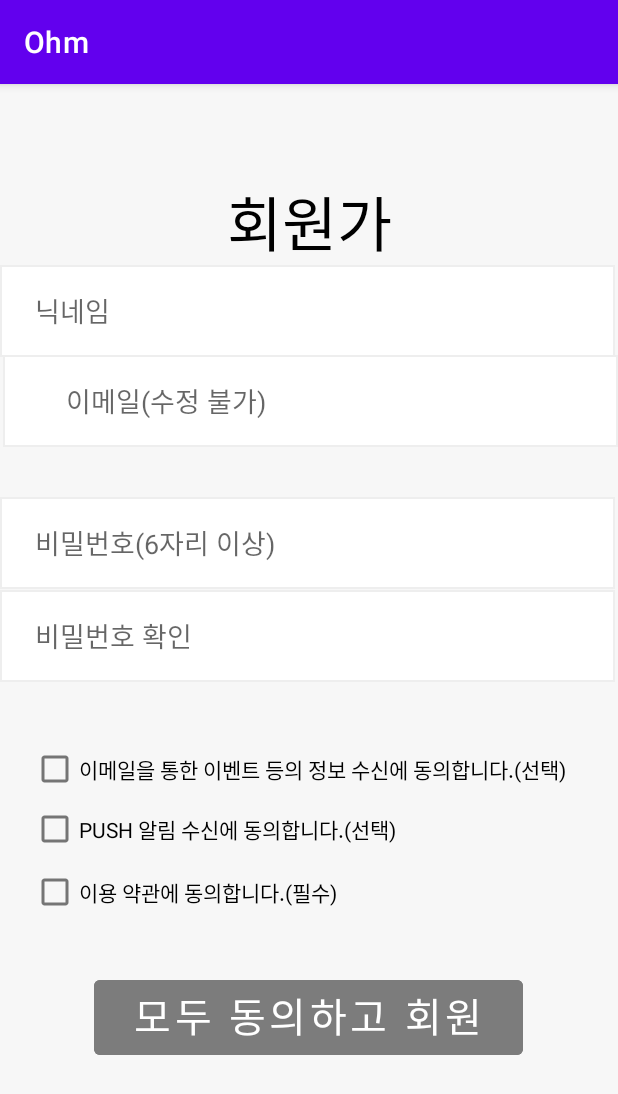
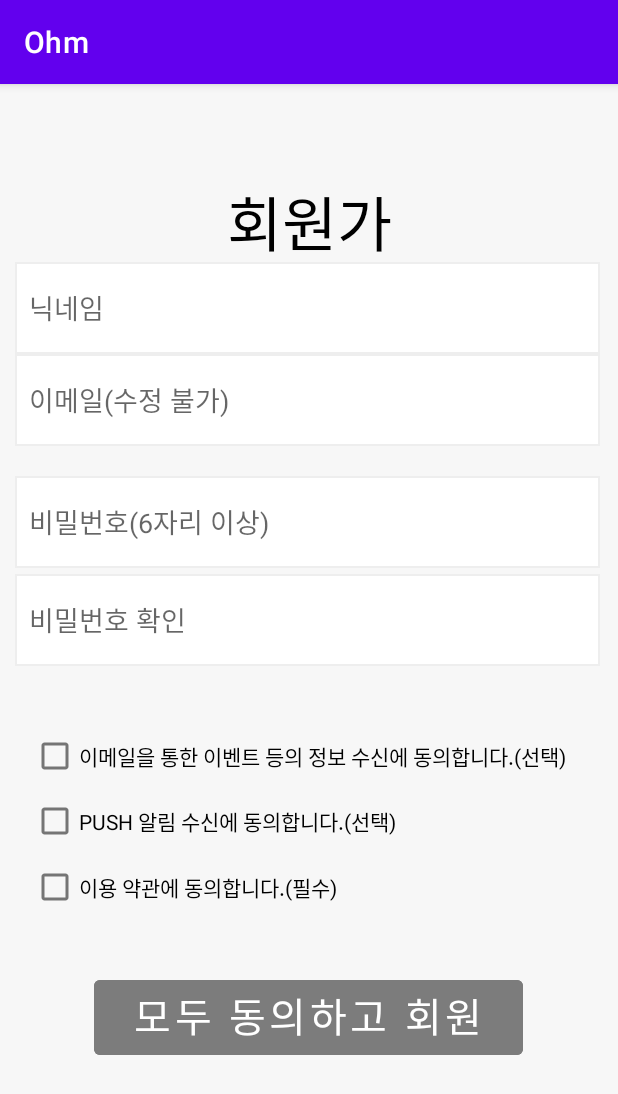
Before and after one commit to mjkcool/Project-Ohm, an Android app: the join screen opened directly, with no data from a screen before it, on a phone screen of 412 x 824 dp. Shown: the top 1094 px of the screen. Run offline under Robolectric (Android 15) with nearby library versions, the phone set to English and light mode, and no system bars; our stand-ins replace Firebase (no records; nobody signed in at launch, a user with empty details on screens opened directly).

Commit message:
회원가입 너무 앞에서 써지는거 수정, 엔터로 줄바꿈 수정

```diff
--- a/app/src/main/AndroidManifest.xml
+++ b/app/src/main/AndroidManifest.xml
@@ -9,7 +9,7 @@
         android:roundIcon="@mipmap/ic_launcher_round"
         android:supportsRtl="true"
         android:theme="@style/Theme.Ohm">
-        <activity android:name=".password_find"></activity>
+        <activity android:name=".password_find" /> <!-- 비밀번호 찾기 -->
         <activity android:name=".toy_waitroom" /> <!-- 찬반투표 대기실 -->
         <activity android:name=".MyPage" /> <!-- 마이페이지 -->
         <activity android:name=".settings" /> <!-- 내 프로필을 설정 할 수 있는 창 -->
--- a/app/src/main/java/kr/hs/emirim/ohm/join.kt
+++ b/app/src/main/java/kr/hs/emirim/ohm/join.kt
@@ -18,6 +18,11 @@ class join : AppCompatActivity() {
     override fun onCreate(savedInstanceState: Bundle?) {
         super.onCreate(savedInstanceState)
         setContentView(R.layout.activity_join)
+
+        nickname.setHorizontallyScrolling(true);
+        show_email.setHorizontallyScrolling(true);
+        password.setHorizontallyScrolling(true);
+        password_check.setHorizontallyScrolling(true);
 
         mAuth =  Firebase.auth
 
--- a/app/src/main/java/kr/hs/emirim/ohm/login.kt
+++ b/app/src/main/java/kr/hs/emirim/ohm/login.kt
@@ -8,7 +8,10 @@ import com.google.firebase.auth.FirebaseAuth
 import com.google.firebase.auth.FirebaseUser
 import com.google.firebase.auth.ktx.auth
 import com.google.firebase.ktx.Firebase
+import kotlinx.android.synthetic.main.activity_join.*
 import kotlinx.android.synthetic.main.activity_login.*
+import kotlinx.android.synthetic.main.activity_login.password
+import kotlinx.android.synthetic.main.activity_login.show_email
 
 //Google Login result
 private val RC_SIGN_IN =9001
@@ -21,6 +24,9 @@ class login : AppCompatActivity() {
     override fun onCreate(savedInstanceState: Bundle?) {
         super.onCreate(savedInstanceState)
         setContentView(R.layout.activity_login)
+
+        show_email.setHorizontallyScrolling(true);
+        password.setHorizontallyScrolling(true);
 
         mAuth =  Firebase.auth
 
--- a/app/src/main/java/kr/hs/emirim/ohm/password_find.kt
+++ b/app/src/main/java/kr/hs/emirim/ohm/password_find.kt
@@ -2,10 +2,16 @@ package kr.hs.emirim.ohm
 
 import androidx.appcompat.app.AppCompatActivity
 import android.os.Bundle
+import kotlinx.android.synthetic.main.activity_join.*
+import kotlinx.android.synthetic.main.activity_join.show_email
+import kotlinx.android.synthetic.main.activity_password_find.*
 
 class password_find : AppCompatActivity() {
     override fun onCreate(savedInstanceState: Bundle?) {
         super.onCreate(savedInstanceState)
         setContentView(R.layout.activity_password_find)
+
+        show_email.setHorizontallyScrolling(true);
+
     }
 }
--- a/app/src/main/res/layout/activity_join.xml
+++ b/app/src/main/res/layout/activity_join.xml
@@ -28,65 +28,69 @@
 
     <EditText
         android:id="@+id/nickname"
-        android:layout_width="410dp"
+        android:layout_width="390dp"
         android:layout_height="61dp"
         android:layout_marginBottom="60dp"
         android:background="@drawable/edittext"
-        android:hint="     닉네임"
+        android:hint="  닉네임"
+        android:scrollHorizontally="true"
         app:layout_constraintBottom_toBottomOf="@+id/show_email"
         app:layout_constraintEnd_toEndOf="parent"
-        app:layout_constraintHorizontal_bias="0.0"
+        app:layout_constraintHorizontal_bias="0.454"
         app:layout_constraintStart_toStartOf="parent"
         app:layout_constraintTop_toTopOf="parent"
-        app:layout_constraintVertical_bias="1.0"
+        app:layout_constraintVertical_bias="0.991"
         tools:ignore="MissingConstraints">
 
     </EditText>
 
     <EditText
         android:id="@+id/show_email"
-        android:layout_width="410dp"
+        android:layout_width="390dp"
         android:layout_height="61dp"
         android:background="@drawable/edittext"
-        android:hint="         이메일(수정 불가)"
+        android:hint="  이메일(수정 불가)"
+        android:scrollHorizontally="true"
         app:layout_constraintBottom_toBottomOf="parent"
         app:layout_constraintEnd_toEndOf="parent"
-        app:layout_constraintHorizontal_bias="1.0"
+        app:layout_constraintHorizontal_bias="0.454"
         app:layout_constraintStart_toStartOf="parent"
         app:layout_constraintTop_toTopOf="parent"
-        app:layout_constraintVertical_bias="0.256"
+        app:layout_constraintVertical_bias="0.255"
         tools:ignore="MissingConstraints">
 
     </EditText>
 
     <EditText
         android:id="@+id/password"
-        android:layout_width="410dp"
+        android:layout_width="390dp"
         android:layout_height="61dp"
         android:layout_marginTop="16dp"
         android:background="@drawable/edittext"
+        android:hint="  비밀번호(6자리 이상)"
+        android:scrollHorizontally="true"
         android:inputType="textPassword"
-        android:hint="     비밀번호(6자리 이상)"
         app:layout_constraintBottom_toTopOf="@+id/event_check"
         app:layout_constraintEnd_toEndOf="parent"
-        app:layout_constraintHorizontal_bias="0.0"
+        app:layout_constraintHorizontal_bias="0.454"
         app:layout_constraintStart_toStartOf="parent"
         app:layout_constraintTop_toBottomOf="@+id/show_email"
-        app:layout_constraintVertical_bias="0.141"
+        app:layout_constraintVertical_bias="0.037"
         tools:ignore="MissingConstraints">
 
     </EditText>
 
     <EditText
         android:id="@+id/password_check"
-        android:layout_width="410dp"
+        android:layout_width="390dp"
         android:layout_height="61dp"
         android:background="@drawable/edittext"
-        android:hint="     비밀번호 확인"
+        android:hint="  비밀번호 확인"
+        android:scrollHorizontally="true"
         android:inputType="textPassword"
         app:layout_constraintBottom_toTopOf="@+id/event_check"
         app:layout_constraintEnd_toEndOf="parent"
-        app:layout_constraintHorizontal_bias="0.0"
+        app:layout_constraintHorizontal_bias="0.454"
         app:layout_constraintStart_toStartOf="parent"
         app:layout_constraintTop_toBottomOf="@+id/password"
         app:layout_constraintVertical_bias="0.0"
--- a/app/src/main/res/layout/activity_login.xml
+++ b/app/src/main/res/layout/activity_login.xml
@@ -14,6 +14,7 @@
         android:layout_marginTop="140dp"
         android:gravity="center_horizontal"
         android:text="로그인"
+        android:scrollHorizontally="true"
         android:textColor="#000000"
         android:textSize="80px"
         app:layout_constraintEnd_toEndOf="parent"
@@ -28,6 +29,7 @@
         android:layout_height="18dp"
         android:layout_marginTop="226dp"
         android:text="이메일"
+        android:scrollHorizontally="true"
         android:textColor="#000000"
         android:textSize="35px"
         app:layout_constraintEnd_toEndOf="parent"
--- a/app/src/main/res/layout/activity_password_find.xml
+++ b/app/src/main/res/layout/activity_password_find.xml
@@ -28,6 +28,7 @@
         android:layout_height="18dp"
         android:layout_marginBottom="37dp"
         android:text="이메일"
+        android:scrollHorizontally="true"
         android:textColor="#000000"
         android:textSize="35px"
         app:layout_constraintBottom_toBottomOf="parent"
```
